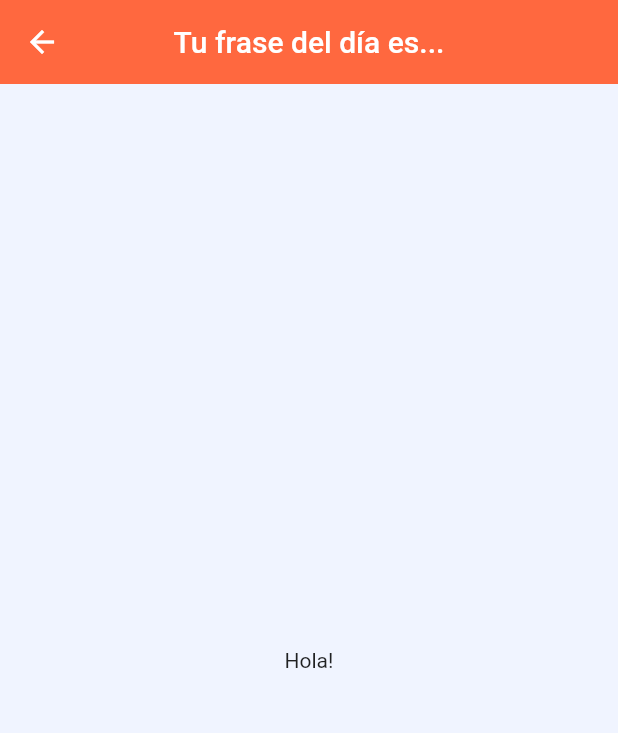
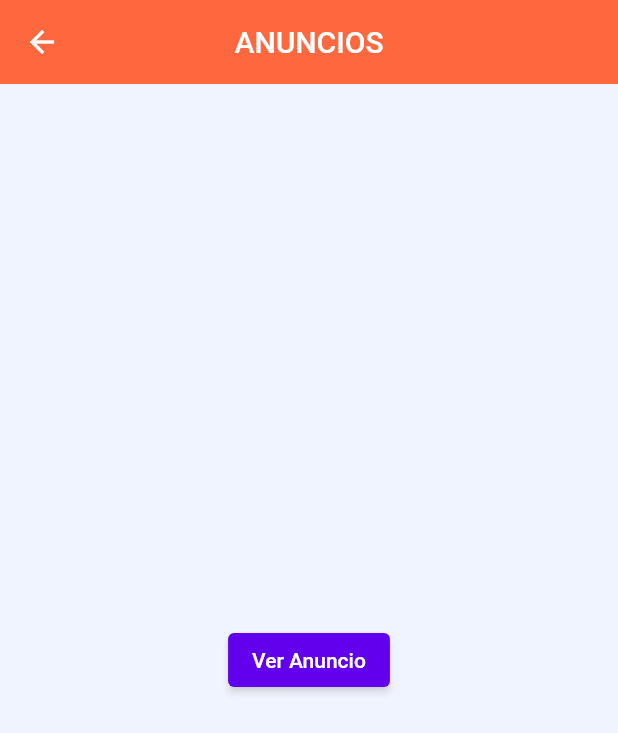
Before and after one commit to redlein/buscappme2, a Flutter app: the AnunciosDemo screen opened directly, on a phone screen of 412 x 824 dp. Shown: the top 733 px of the screen. Run offline on Flutter 3.47's test engine with Material 2 defaults, Android fonts, the phone set to English and light mode, and no system bars; our stand-ins replace flutter_secure_storage, google_fonts, google_mobile_ads, image_picker, shared_preferences, supabase_flutter; accounts and stored records are empty; network calls fail.

Commit message:
Anuncio intersticial

```diff
--- a/lib/anuncios/anuncios.dart
+++ b/lib/anuncios/anuncios.dart
@@ -1,7 +1,35 @@
 import 'package:flutter/material.dart';
+import 'package:google_mobile_ads/google_mobile_ads.dart';
 
 class AnunciosDemo extends StatelessWidget {
-  const AnunciosDemo({Key? key}) : super(key: key);
+   AnunciosDemo({Key? key}) : super(key: key) {
+    _initAd();
+  }
+
+  late InterstitialAd _interstitialAd;
+  bool _isAdLoaded = false;
+
+  void _initAd() {
+    var testAdUnitId;
+    InterstitialAd.load(
+      adUnitId: "ca-app-pub-3940256099942544/1033173712",
+      request: AdRequest(),
+      adLoadCallback: InterstitialAdLoadCallback(
+        onAdLoaded: onAdLoaded,
+        onAdFailedToLoad: (error) {}, ), );
+  }
+
+  void onAdLoaded(InterstitialAd ad){
+    _interstitialAd = ad;
+    _isAdLoaded = true;
+
+    _interstitialAd.fullScreenContentCallback = FullScreenContentCallback();
+    onAdDismissedFullScreenContent: (ad){
+      _interstitialAd.dispose();
+    };
+
+
+  }
 
   @override
   Widget build(BuildContext context) {
@@ -9,12 +37,17 @@ class AnunciosDemo extends StatelessWidget {
       appBar: AppBar(
         centerTitle: true,
         elevation: 0,
-        title: const Text('Tu frase del día es...'),
+        title: const Text('ANUNCIOS'),
       ),
-      body: Container(
-        alignment: Alignment.center,
-        child: const Text('Hola!'),
+      body: Center(
+        child: ElevatedButton(
+          onPressed: () {
+            if(_isAdLoaded){
+              _interstitialAd.show();
+            }
+          },
+          child: Text ('Ver Anuncio'),
       ),
-    );
-  }
+    ),);
+ }
 }
--- a/pubspec.yaml
+++ b/pubspec.yaml
@@ -31,6 +31,7 @@ environment:
 dependencies:
   flutter:
     sdk: flutter
+  google_mobile_ads: ^2.3.0
 
 
   # The following adds the Cupertino Icons font to your application.
```
Also changed, not shown: pubspec.lock, 2 other files.
